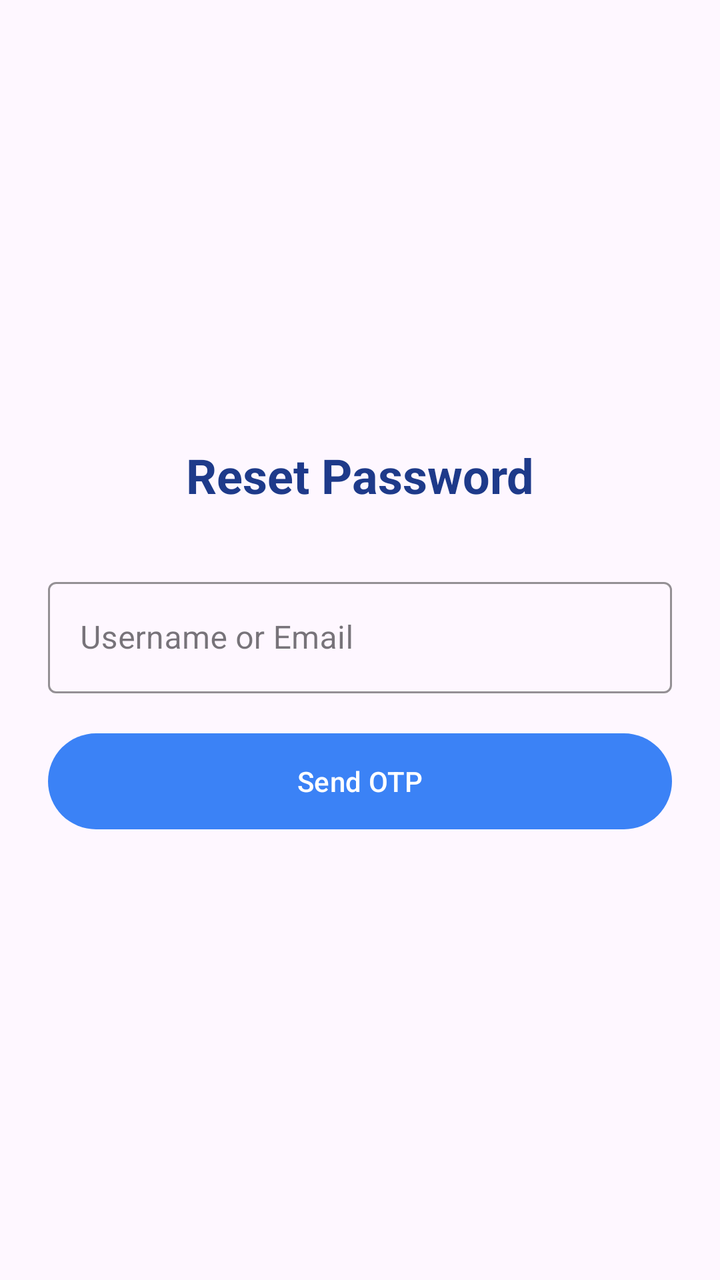
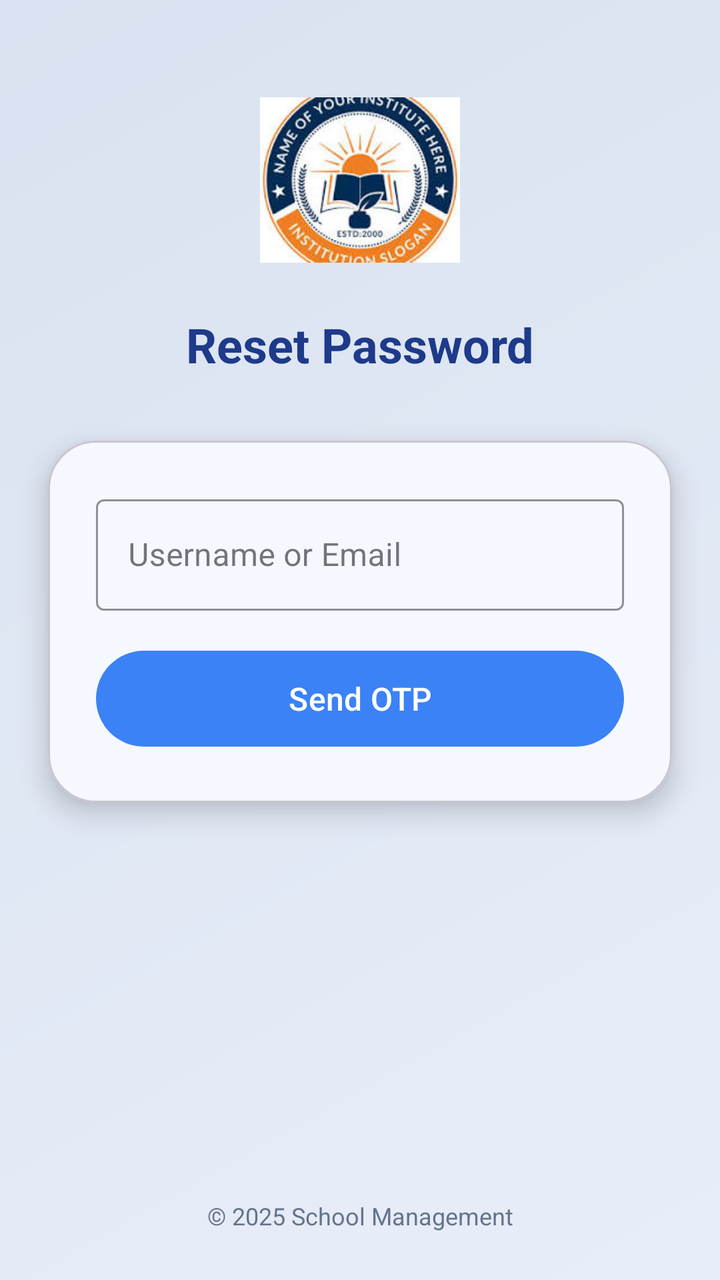

Screens rendered from an Android XML layout before and after an edit, with the pre-edit source and the edit as a unified diff.
<!-- AndroidManifest.xml: application theme Theme.ICT2_Project -->
<!-- res/layout/activity_reset_password.xml -->
<?xml version="1.0" encoding="utf-8"?>
<ScrollView xmlns:android="http://schemas.android.com/apk/res/android"
    xmlns:app="http://schemas.android.com/apk/res-auto"
    android:layout_width="match_parent"
    android:layout_height="match_parent"
    android:fillViewport="true">

    <LinearLayout
        android:layout_width="match_parent"
        android:layout_height="wrap_content"
        android:orientation="vertical"
        android:padding="24dp"
        android:gravity="center">

        <TextView
            android:layout_width="wrap_content"
            android:layout_height="wrap_content"
            android:text="Reset Password"
            android:textSize="24sp"
            android:textStyle="bold"
            android:textColor="#1E3A8A"
            android:layout_marginBottom="32dp" />

        
        <com.google.android.material.textfield.TextInputLayout
            style="@style/Widget.MaterialComponents.TextInputLayout.OutlinedBox"
            android:layout_width="match_parent"
            android:layout_height="wrap_content"
            android:hint="Username or Email"
            app:boxStrokeColor="#3B82F6"
            app:hintTextColor="#3B82F6">

            <com.google.android.material.textfield.TextInputEditText
                android:id="@+id/etIdentifier"
                android:layout_width="match_parent"
                android:layout_height="wrap_content"
                android:inputType="textEmailAddress"
                android:textColor="#000000" />
        </com.google.android.material.textfield.TextInputLayout>

        
        <com.google.android.material.button.MaterialButton
            android:id="@+id/btnSendOtp"
            android:layout_width="match_parent"
            android:layout_height="56dp"
            android:layout_marginTop="16dp"
            android:text="Send OTP"
            android:textAllCaps="false"
            app:backgroundTint="#3B82F6"
            app:cornerRadius="28dp" />

        
        <com.google.android.material.textfield.TextInputLayout
            android:id="@+id/otpLayout"
            style="@style/Widget.MaterialComponents.TextInputLayout.OutlinedBox"
            android:layout_width="match_parent"
            android:layout_height="wrap_content"
            android:layout_marginTop="16dp"
            android:hint="Enter OTP"
            android:visibility="gone"
            app:boxStrokeColor="#3B82F6"
            app:hintTextColor="#3B82F6">

            <com.google.android.material.textfield.TextInputEditText
                android:id="@+id/etOtp"
                android:layout_width="match_parent"
                android:layout_height="wrap_content"
                android:inputType="number"
                android:textColor="#000000" />
        </com.google.android.material.textfield.TextInputLayout>

        
        <com.google.android.material.textfield.TextInputLayout
            android:id="@+id/newPasswordLayout"
            style="@style/Widget.MaterialComponents.TextInputLayout.OutlinedBox"
            android:layout_width="match_parent"
            android:layout_height="wrap_content"
            android:layout_marginTop="16dp"
            android:hint="New Password"
            android:visibility="gone"
            app:endIconMode="password_toggle"
            app:boxStrokeColor="#3B82F6"
            app:hintTextColor="#3B82F6">

            <com.google.android.material.textfield.TextInputEditText
                android:id="@+id/etNewPassword"
                android:layout_width="match_parent"
                android:layout_height="wrap_content"
                android:inputType="textPassword"
                android:textColor="#000000" />
        </com.google.android.material.textfield.TextInputLayout>

        
        <com.google.android.material.button.MaterialButton
            android:id="@+id/btnResetPassword"
            android:layout_width="match_parent"
            android:layout_height="56dp"
            android:layout_marginTop="16dp"
            android:text="Reset Password"
            android:textAllCaps="false"
            android:visibility="gone"
            app:backgroundTint="#10B981"
            app:cornerRadius="28dp" />

        <ProgressBar
            android:id="@+id/progressBar"
            android:layout_width="wrap_content"
            android:layout_height="wrap_content"
            android:layout_gravity="center"
            android:layout_marginTop="16dp"
            android:visibility="gone" />

        <TextView
            android:id="@+id/tvMessage"
            android:layout_width="match_parent"
            android:layout_height="wrap_content"
            android:layout_marginTop="16dp"
            android:gravity="center"
            android:textColor="#EF4444"
            android:visibility="gone" />
    </LinearLayout>
</ScrollView>
<!-- resources referenced by this layout -->
<resources>
  <style name="Theme.ICT2_Project" parent="Base.Theme.ICT2_Project" />
  <style name="Base.Theme.ICT2_Project" parent="Theme.Material3.DayNight.NoActionBar">
          
          
      </style>
</resources>

<!-- the commit's change to res/layout/activity_reset_password.xml (unified diff, before → after) -->
@@ -1,122 +1,178 @@
 <?xml version="1.0" encoding="utf-8"?>
 <ScrollView xmlns:android="http://schemas.android.com/apk/res/android"
     xmlns:app="http://schemas.android.com/apk/res-auto"
+    android:id="@+id/main"
     android:layout_width="match_parent"
     android:layout_height="match_parent"
     android:fillViewport="true">
 
-    <LinearLayout
+    <androidx.constraintlayout.widget.ConstraintLayout
         android:layout_width="match_parent"
         android:layout_height="wrap_content"
-        android:orientation="vertical"
-        android:padding="24dp"
-        android:gravity="center">
+        android:background="@drawable/bg_gradient">
 
+        
+        <ImageView
+            android:id="@+id/logo"
+            android:layout_width="100dp"
+            android:layout_height="100dp"
+            android:layout_marginTop="40dp"
+            android:src="@drawable/ic_school_logo"
+            app:layout_constraintEnd_toEndOf="parent"
+            app:layout_constraintStart_toStartOf="parent"
+            app:layout_constraintTop_toTopOf="parent" />
+
+        <TextView
+            android:id="@+id/title"
+            android:layout_width="wrap_content"
+            android:layout_height="wrap_content"
+            android:layout_marginTop="16dp"
+            android:text="Reset Password"
+            android:textColor="#1E3A8A"
+            android:textSize="24sp"
+            android:textStyle="bold"
+            app:layout_constraintEnd_toEndOf="parent"
+            app:layout_constraintStart_toStartOf="parent"
+            app:layout_constraintTop_toBottomOf="@+id/logo" />
+
+        <com.google.android.material.card.MaterialCardView
+            android:id="@+id/resetCard"
+            android:layout_width="match_parent"
+            android:layout_height="wrap_content"
+            android:layout_marginStart="24dp"
+            android:layout_marginTop="32dp"
+            android:layout_marginEnd="24dp"
+            app:cardBackgroundColor="#F5F8FF"
+            app:cardCornerRadius="24dp"
+            app:cardElevation="8dp"
+            app:layout_constraintTop_toBottomOf="@+id/title">
+
+            <LinearLayout
+                android:layout_width="match_parent"
+                android:layout_height="wrap_content"
+                android:orientation="vertical"
+                android:padding="24dp">
+
+                
+                <com.google.android.material.textfield.TextInputLayout
+                    style="@style/Widget.MaterialComponents.TextInputLayout.OutlinedBox"
+                    android:layout_width="match_parent"
+                    android:layout_height="wrap_content"
+                    android:hint="Username or Email"
+                    app:boxBackgroundMode="outline"
+                    app:boxStrokeColor="#3B82F6"
+                    app:hintTextColor="#3B82F6">
+
+                    <com.google.android.material.textfield.TextInputEditText
+                        android:id="@+id/etIdentifier"
+                        android:layout_width="match_parent"
+                        android:layout_height="wrap_content"
+                        android:inputType="textEmailAddress"
+                        android:textColor="#000000"
+                        android:textColorHint="#444444" />
+                </com.google.android.material.textfield.TextInputLayout>
+
+                
+                <com.google.android.material.button.MaterialButton
+                    android:id="@+id/btnSendOtp"
+                    android:layout_width="match_parent"
+                    android:layout_height="56dp"
+                    android:layout_marginTop="16dp"
+                    android:text="Send OTP"
+                    android:textAllCaps="false"
+                    android:textSize="16sp"
+                    app:backgroundTint="#3B82F6"
+                    app:cornerRadius="28dp" />
+
+                
+                <com.google.android.material.textfield.TextInputLayout
+                    android:id="@+id/otpLayout"
+                    style="@style/Widget.MaterialComponents.TextInputLayout.OutlinedBox"
+                    android:layout_width="match_parent"
+                    android:layout_height="wrap_content"
+                    android:layout_marginTop="16dp"
+                    android:hint="Enter OTP"
+                    android:visibility="gone"
+                    app:boxBackgroundMode="outline"
+                    app:boxStrokeColor="#3B82F6"
+                    app:hintTextColor="#3B82F6">
+
+                    <com.google.android.material.textfield.TextInputEditText
+                        android:id="@+id/etOtp"
+                        android:layout_width="match_parent"
+                        android:layout_height="wrap_content"
+                        android:inputType="number"
+                        android:textColor="#000000"
+                        android:textColorHint="#444444" />
+                </com.google.android.material.textfield.TextInputLayout>
+
+                
+                <com.google.android.material.textfield.TextInputLayout
+                    android:id="@+id/newPasswordLayout"
+                    style="@style/Widget.MaterialComponents.TextInputLayout.OutlinedBox"
+                    android:layout_width="match_parent"
+                    android:layout_height="wrap_content"
+                    android:layout_marginTop="16dp"
+                    android:hint="New Password"
+                    android:visibility="gone"
+                    app:endIconMode="password_toggle"
+                    app:boxBackgroundMode="outline"
+                    app:boxStrokeColor="#3B82F6"
+                    app:hintTextColor="#3B82F6">
+
+                    <com.google.android.material.textfield.TextInputEditText
+                        android:id="@+id/etNewPassword"
+                        android:layout_width="match_parent"
+                        android:layout_height="wrap_content"
+                        android:inputType="textPassword"
+                        android:textColor="#000000"
+                        android:textColorHint="#444444" />
+                </com.google.android.material.textfield.TextInputLayout>
+
+                
+                <com.google.android.material.button.MaterialButton
+                    android:id="@+id/btnResetPassword"
+                    android:layout_width="match_parent"
+                    android:layout_height="56dp"
+                    android:layout_marginTop="16dp"
+                    android:text="Reset Password"
+                    android:textAllCaps="false"
+                    android:textSize="16sp"
+                    android:visibility="gone"
+                    app:backgroundTint="#10B981"
+                    app:cornerRadius="28dp" />
+
+                <ProgressBar
+                    android:id="@+id/progressBar"
+                    android:layout_width="wrap_content"
+                    android:layout_height="wrap_content"
+                    android:layout_gravity="center"
+                    android:layout_marginTop="16dp"
+                    android:visibility="gone" />
+
+                <TextView
+                    android:id="@+id/tvMessage"
+                    android:layout_width="match_parent"
+                    android:layout_height="wrap_content"
+                    android:layout_marginTop="16dp"
+                    android:gravity="center"
+                    android:textColor="#EF4444"
+                    android:visibility="gone" />
+
+            </LinearLayout>
+        </com.google.android.material.card.MaterialCardView>
+
+        
         <TextView
             android:layout_width="wrap_content"
             android:layout_height="wrap_content"
-            android:text="Reset Password"
-            android:textSize="24sp"
-            android:textStyle="bold"
-            android:textColor="#1E3A8A"
-            android:layout_marginBottom="32dp" />
+            android:layout_marginBottom="24dp"
+            android:text="© 2025 School Management"
+            android:textColor="#64748B"
+            android:textSize="12sp"
+            app:layout_constraintBottom_toBottomOf="parent"
+            app:layout_constraintEnd_toEndOf="parent"
+            app:layout_constraintStart_toStartOf="parent" />
 
-        
-        <com.google.android.material.textfield.TextInputLayout
-            style="@style/Widget.MaterialComponents.TextInputLayout.OutlinedBox"
-            android:layout_width="match_parent"
-            android:layout_height="wrap_content"
-            android:hint="Username or Email"
-            app:boxStrokeColor="#3B82F6"
-            app:hintTextColor="#3B82F6">
-
-            <com.google.android.material.textfield.TextInputEditText
-                android:id="@+id/etIdentifier"
-                android:layout_width="match_parent"
-                android:layout_height="wrap_content"
-                android:inputType="textEmailAddress"
-                android:textColor="#000000" />
-        </com.google.android.material.textfield.TextInputLayout>
-
-        
-        <com.google.android.material.button.MaterialButton
-            android:id="@+id/btnSendOtp"
-            android:layout_width="match_parent"
-            android:layout_height="56dp"
-            android:layout_marginTop="16dp"
-            android:text="Send OTP"
-            android:textAllCaps="false"
-            app:backgroundTint="#3B82F6"
-            app:cornerRadius="28dp" />
-
-        
-        <com.google.android.material.textfield.TextInputLayout
-            android:id="@+id/otpLayout"
-            style="@style/Widget.MaterialComponents.TextInputLayout.OutlinedBox"
-            android:layout_width="match_parent"
-            android:layout_height="wrap_content"
-            android:layout_marginTop="16dp"
-            android:hint="Enter OTP"
-            android:visibility="gone"
-            app:boxStrokeColor="#3B82F6"
-            app:hintTextColor="#3B82F6">
-
-            <com.google.android.material.textfield.TextInputEditText
-                android:id="@+id/etOtp"
-                android:layout_width="match_parent"
-                android:layout_height="wrap_content"
-                android:inputType="number"
-                android:textColor="#000000" />
-        </com.google.android.material.textfield.TextInputLayout>
-
-        
-        <com.google.android.material.textfield.TextInputLayout
-            android:id="@+id/newPasswordLayout"
-            style="@style/Widget.MaterialComponents.TextInputLayout.OutlinedBox"
-            android:layout_width="match_parent"
-            android:layout_height="wrap_content"
-            android:layout_marginTop="16dp"
-            android:hint="New Password"
-            android:visibility="gone"
-            app:endIconMode="password_toggle"
-            app:boxStrokeColor="#3B82F6"
-            app:hintTextColor="#3B82F6">
-
-            <com.google.android.material.textfield.TextInputEditText
-                android:id="@+id/etNewPassword"
-                android:layout_width="match_parent"
-                android:layout_height="wrap_content"
-                android:inputType="textPassword"
-                android:textColor="#000000" />
-        </com.google.android.material.textfield.TextInputLayout>
-
-        
-        <com.google.android.material.button.MaterialButton
-            android:id="@+id/btnResetPassword"
-            android:layout_width="match_parent"
-            android:layout_height="56dp"
-            android:layout_marginTop="16dp"
-            android:text="Reset Password"
-            android:textAllCaps="false"
-            android:visibility="gone"
-            app:backgroundTint="#10B981"
-            app:cornerRadius="28dp" />
-
-        <ProgressBar
-            android:id="@+id/progressBar"
-            android:layout_width="wrap_content"
-            android:layout_height="wrap_content"
-            android:layout_gravity="center"
-            android:layout_marginTop="16dp"
-            android:visibility="gone" />
-
-        <TextView
-            android:id="@+id/tvMessage"
-            android:layout_width="match_parent"
-            android:layout_height="wrap_content"
-            android:layout_marginTop="16dp"
-            android:gravity="center"
-            android:textColor="#EF4444"
-            android:visibility="gone" />
-    </LinearLayout>
+    </androidx.constraintlayout.widget.ConstraintLayout>
 </ScrollView>
<!-- resource entries referenced after the edit -->
@@ -1,5 +1,14 @@
 <!-- resources referenced by this layout -->
 <resources>
+  <!-- drawable bg_gradient (drawable) -->
+  <?xml version="1.0" encoding="utf-8"?>
+  <shape xmlns:android="http://schemas.android.com/apk/res/android">
+      <gradient
+          android:startColor="#E8EEF9"
+          android:endColor="#D9E2F0"
+          android:angle="135" />
+  </shape>
+  <!-- drawable ic_school_logo: jpg bitmap (drawable, 12057 bytes) -->
   <style name="Theme.ICT2_Project" parent="Base.Theme.ICT2_Project" />
   <style name="Base.Theme.ICT2_Project" parent="Theme.Material3.DayNight.NoActionBar">
           
